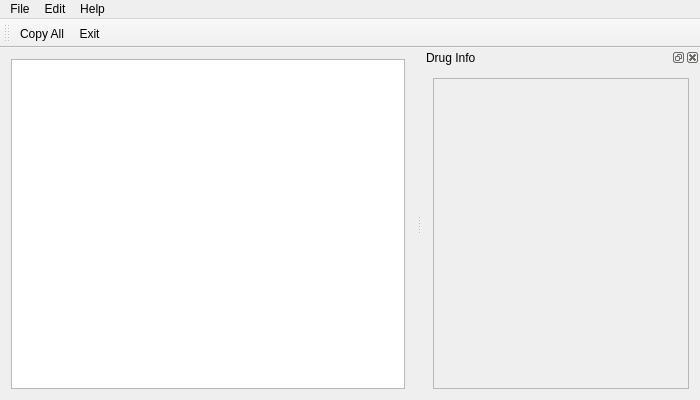
Old version of the form mainwindow.ui in the repository DesiOtaku/QDrugList.
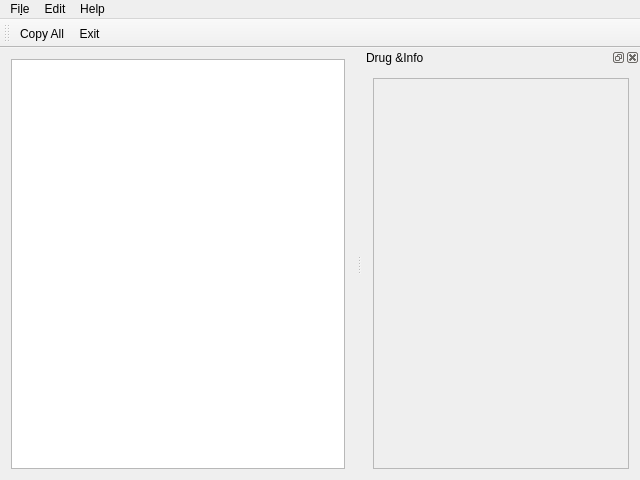
New version of the form. Icons and pictures are not drawn. Custom widgets are drawn as their Qt base class.

Commit message: - Startup time is now 1/5 as long - Clicking on drug now updates the information - Will not try to show drug names that are less than 3 letters long

Patch:
```diff
--- a/mainwindow.ui
+++ b/mainwindow.ui
@@ -6,8 +6,8 @@
    <rect>
     <x>0</x>
     <y>0</y>
-    <width>700</width>
-    <height>400</height>
+    <width>640</width>
+    <height>480</height>
    </rect>
   </property>
   <property name="windowTitle">
@@ -36,13 +36,13 @@
     <rect>
      <x>0</x>
      <y>0</y>
-     <width>700</width>
-     <height>20</height>
+     <width>640</width>
+     <height>30</height>
     </rect>
    </property>
    <widget class="QMenu" name="menuFile">
     <property name="title">
-     <string>File</string>
+     <string>Fi&amp;le</string>
     </property>
     <addaction name="actionExit"/>
    </widget>
@@ -67,7 +67,7 @@
     <bool>false</bool>
    </property>
    <property name="windowTitle">
-    <string>Drug Info</string>
+    <string>Drug &amp;Info</string>
    </property>
    <attribute name="dockWidgetArea">
     <number>2</number>
@@ -86,8 +86,8 @@
         <string>&lt;!DOCTYPE HTML PUBLIC &quot;-//W3C//DTD HTML 4.0//EN&quot; &quot;http://www.w3.org/TR/REC-html40/strict.dtd&quot;&gt;
 &lt;html&gt;&lt;head&gt;&lt;meta name=&quot;qrichtext&quot; content=&quot;1&quot; /&gt;&lt;style type=&quot;text/css&quot;&gt;
 p, li { white-space: pre-wrap; }
-&lt;/style&gt;&lt;/head&gt;&lt;body style=&quot; font-family:'Sans Serif'; font-size:10pt; font-weight:400; font-style:normal;&quot;&gt;
-&lt;p style=&quot;-qt-paragraph-type:empty; margin-top:0px; margin-bottom:0px; margin-left:0px; margin-right:0px; -qt-block-indent:0; text-indent:0px;&quot;&gt;&lt;br /&gt;&lt;/p&gt;&lt;/body&gt;&lt;/html&gt;</string>
+&lt;/style&gt;&lt;/head&gt;&lt;body style=&quot; font-family:'Noto Sans'; font-size:10pt; font-weight:400; font-style:normal;&quot;&gt;
+&lt;p style=&quot;-qt-paragraph-type:empty; margin-top:0px; margin-bottom:0px; margin-left:0px; margin-right:0px; -qt-block-indent:0; text-indent:0px; font-family:'Sans Serif';&quot;&gt;&lt;br /&gt;&lt;/p&gt;&lt;/body&gt;&lt;/html&gt;</string>
        </property>
       </widget>
      </item>
@@ -127,7 +127,7 @@
     </iconset>
    </property>
    <property name="text">
-    <string>Exit</string>
+    <string>&amp;Exit</string>
    </property>
    <property name="shortcut">
     <string>Ctrl+Q</string>
@@ -150,7 +150,7 @@
     </iconset>
    </property>
    <property name="text">
-    <string>Copy All</string>
+    <string>&amp;Copy All</string>
    </property>
    <property name="shortcut">
     <string>Ctrl+C</string>
```
Left out of the diff: 17 changed lines with no effect on the pictures. The commit also changes 3 other files.
